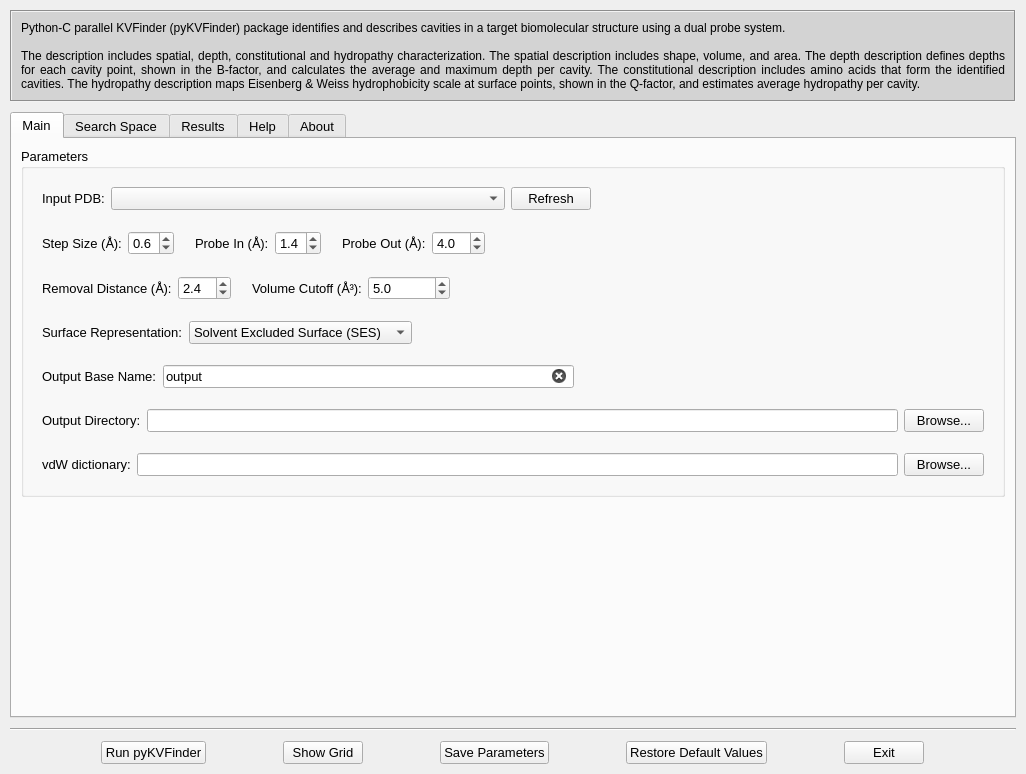
LBC-LNBio/pyKVFinder, file plugins/pymol/PyMOL-pyKVFinder-Tools.ui: the form before one commit.
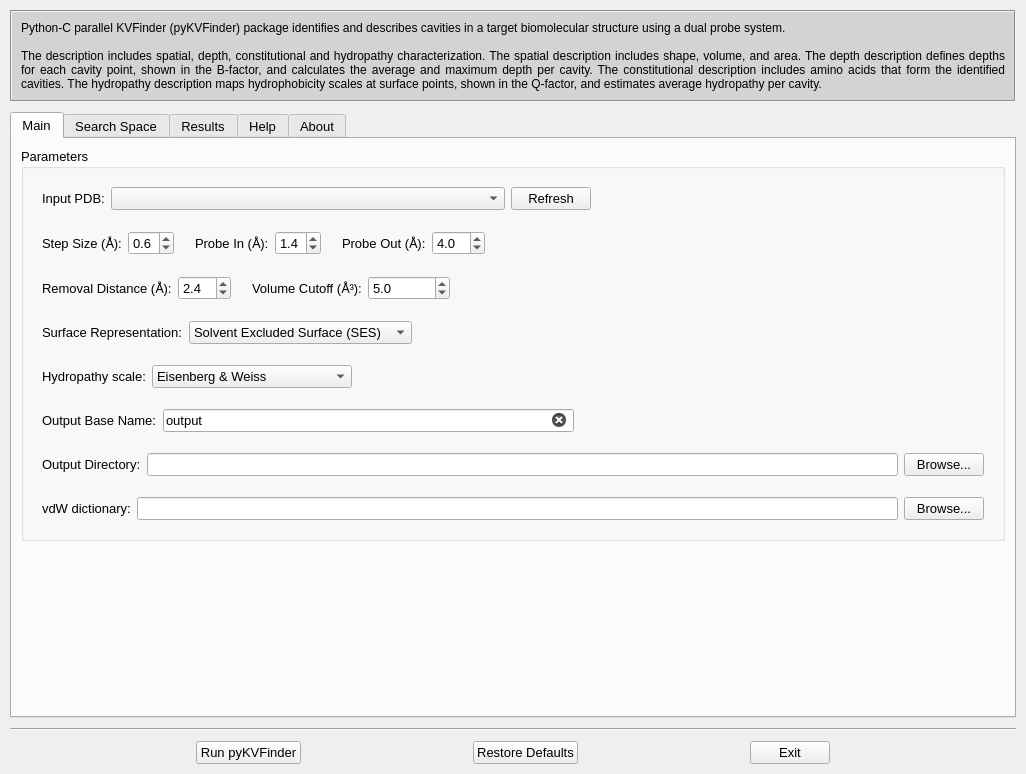
The form after the commit. Icons and pictures are not drawn.

Commit message: Add a plugin that run and loads results - no bindings for visualization and buttons yet

```diff
--- a/plugins/pymol/PyMOL-pyKVFinder-Tools.ui
+++ b/plugins/pymol/PyMOL-pyKVFinder-Tools.ui
@@ -86,7 +86,7 @@
       <property name="text">
        <string notr="true">Python-C parallel KVFinder (pyKVFinder) package identifies and describes cavities in a target biomolecular structure using a dual probe system.
 
-The description includes spatial, depth, constitutional and hydropathy characterization. The spatial description includes shape, volume, and area. The depth description defines depths for each cavity point, shown in the B-factor, and calculates the average and maximum depth per cavity. The constitutional description includes amino acids that form the identified cavities. The hydropathy description maps Eisenberg &amp; Weiss hydrophobicity scale at surface points, shown in the Q-factor, and estimates average hydropathy per cavity.</string>
+The description includes spatial, depth, constitutional and hydropathy characterization. The spatial description includes shape, volume, and area. The depth description defines depths for each cavity point, shown in the B-factor, and calculates the average and maximum depth per cavity. The constitutional description includes amino acids that form the identified cavities. The hydropathy description maps hydrophobicity scales at surface points, shown in the Q-factor, and estimates average hydropathy per cavity.</string>
       </property>
       <property name="textFormat">
        <enum>Qt::PlainText</enum>
@@ -126,32 +126,6 @@
         </property>
        </widget>
       </item>
-      <item>
-       <widget class="QPushButton" name="button_grid">
-        <property name="sizePolicy">
-         <sizepolicy hsizetype="Fixed" vsizetype="Fixed">
-          <horstretch>0</horstretch>
-          <verstretch>0</verstretch>
-         </sizepolicy>
-        </property>
-        <property name="text">
-         <string>Show Grid</string>
-        </property>
-       </widget>
-      </item>
-      <item>
-       <widget class="QPushButton" name="button_save_parameters">
-        <property name="sizePolicy">
-         <sizepolicy hsizetype="Fixed" vsizetype="Fixed">
-          <horstretch>0</horstretch>
-          <verstretch>0</verstretch>
-         </sizepolicy>
-        </property>
-        <property name="text">
-         <string notr="true">Save Parameters</string>
-        </property>
-       </widget>
-      </item>
       <item>
        <widget class="QPushButton" name="button_restore">
         <property name="sizePolicy">
@@ -161,7 +135,7 @@
          </sizepolicy>
         </property>
         <property name="text">
-         <string>Restore Default Values</string>
+         <string>Restore Defaults</string>
         </property>
        </widget>
       </item>
@@ -775,6 +749,107 @@
              </item>
             </layout>
            </item>
+           <item>
+            <widget class="QFrame" name="hscale_frame">
+             <layout class="QHBoxLayout" name="hframe_8">
+              <property name="sizeConstraint">
+               <enum>QLayout::SetNoConstraint</enum>
+              </property>
+              <property name="leftMargin">
+               <number>9</number>
+              </property>
+              <property name="topMargin">
+               <number>9</number>
+              </property>
+              <property name="rightMargin">
+               <number>9</number>
+              </property>
+              <property name="bottomMargin">
+               <number>9</number>
+              </property>
+              <item>
+               <widget class="QLabel" name="label">
+                <property name="sizePolicy">
+                 <sizepolicy hsizetype="Fixed" vsizetype="Fixed">
+                  <horstretch>0</horstretch>
+                  <verstretch>0</verstretch>
+                 </sizepolicy>
+                </property>
+                <property name="text">
+                 <string>Hydropathy scale:</string>
+                </property>
+               </widget>
+              </item>
+              <item>
+               <widget class="QComboBox" name="hscale">
+                <property name="sizePolicy">
+                 <sizepolicy hsizetype="MinimumExpanding" vsizetype="Fixed">
+                  <horstretch>0</horstretch>
+                  <verstretch>0</verstretch>
+                 </sizepolicy>
+                </property>
+                <property name="maximumSize">
+                 <size>
+                  <width>200</width>
+                  <height>16777215</height>
+                 </size>
+                </property>
+                <property name="sizeAdjustPolicy">
+                 <enum>QComboBox::AdjustToContents</enum>
+                </property>
+                <item>
+                 <property name="text">
+                  <string>Eisenberg &amp; Weiss</string>
+                 </property>
+                </item>
+                <item>
+                 <property name="text">
+                  <string>Hessa &amp; Heijne</string>
+                 </property>
+                </item>
+                <item>
+                 <property name="text">
+                  <string>Kyte &amp; Doolittle</string>
+                 </property>
+                </item>
+                <item>
+                 <property name="text">
+                  <string>Radzicka &amp; Wolfenden</string>
+                 </property>
+                </item>
+                <item>
+                 <property name="text">
+                  <string>Moon &amp; Fleming</string>
+                 </property>
+                </item>
+                <item>
+                 <property name="text">
+                  <string>Wimley &amp; White</string>
+                 </property>
+                </item>
+                <item>
+                 <property name="text">
+                  <string>Zhao &amp; London</string>
+                 </property>
+                </item>
+               </widget>
+              </item>
+              <item>
+               <spacer name="horizontalSpacer_4">
+                <property name="orientation">
+                 <enum>Qt::Horizontal</enum>
+                </property>
+                <property name="sizeHint" stdset="0">
+                 <size>
+                  <width>40</width>
+                  <height>20</height>
+                 </size>
+                </property>
+               </spacer>
+              </item>
+             </layout>
+            </widget>
+           </item>
            <item>
             <widget class="QFrame" name="hframe6_2">
              <layout class="QHBoxLayout" name="horizontalLayout_15">
```
Left out of the diff: 15 changed lines with no effect on the pictures. The commit also changes 5 other files.
